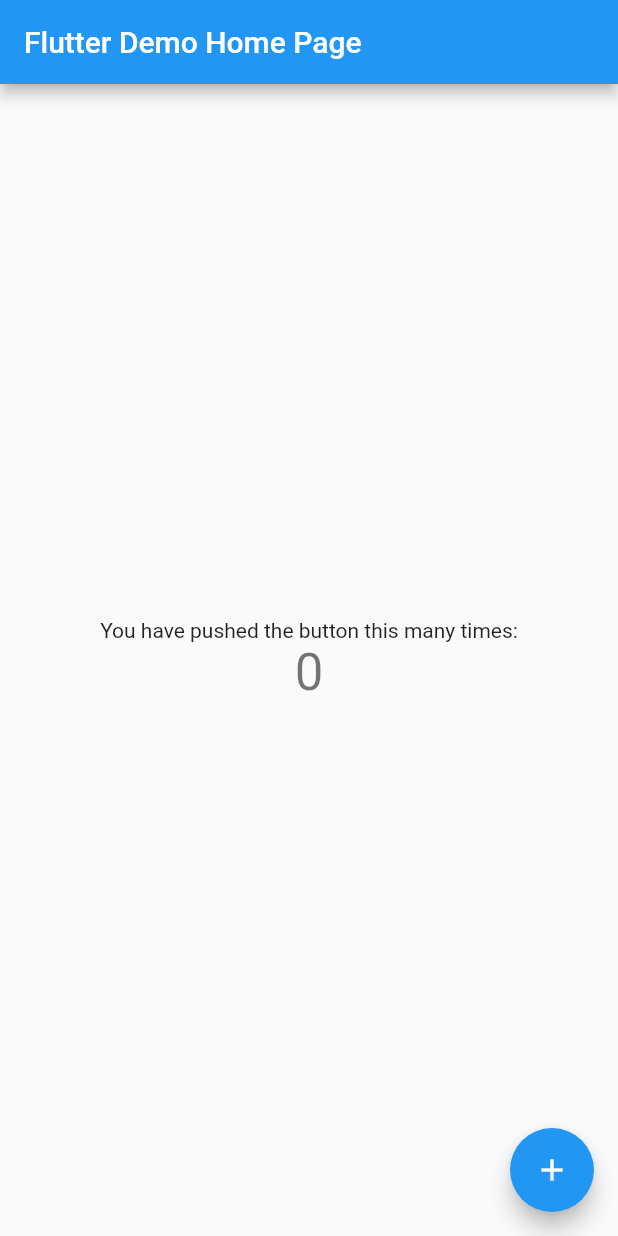
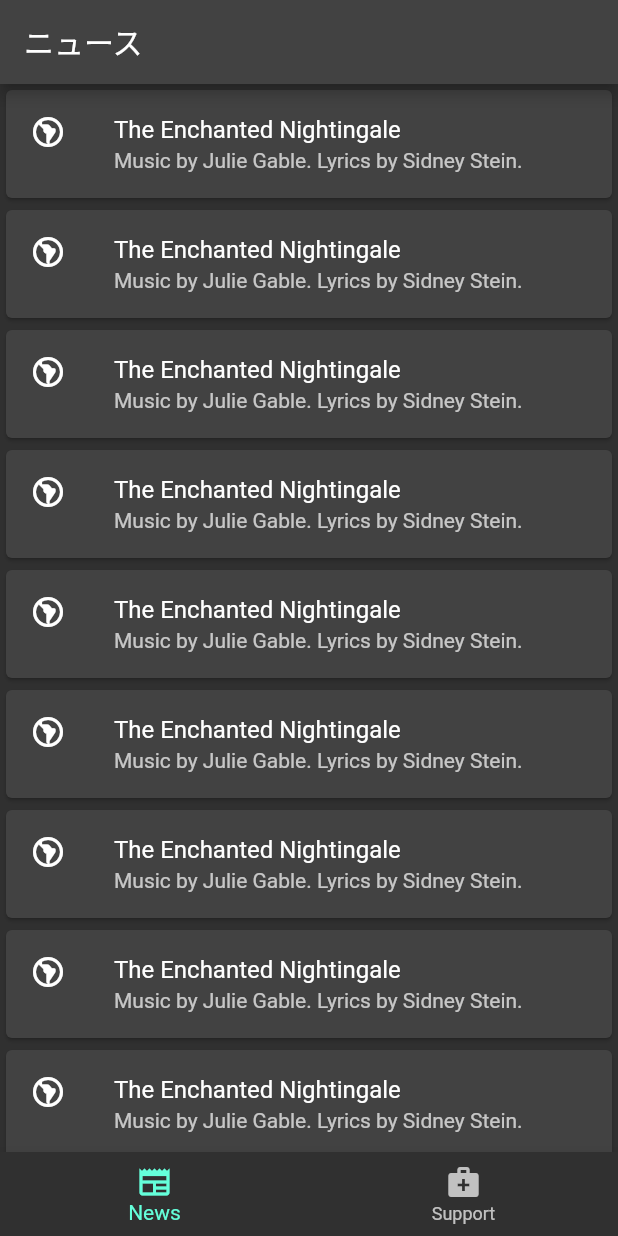
Before and after one commit to mafreud/ukraine_news, a Flutter app: the screen it shows after launch, on a phone screen of 412 x 824 dp. Run offline on Flutter 3.47's test engine with Material 2 defaults, Android fonts, the phone set to English and light mode, and no system bars; our stand-ins replace flutter_riverpod, settings_ui.

Commit message:
add basic uis

```diff
--- /dev/null
+++ b/lib/app/bottom_navigation_bar/bottom_navigation_bar_page.dart
@@ -0,0 +1,49 @@
+import 'package:flutter/material.dart';
+import 'package:ukraine_news/app/news/news_page.dart';
+
+import '../support/support_list_page.dart';
+
+class BottomNavigationBarPage extends StatefulWidget {
+  const BottomNavigationBarPage({Key? key}) : super(key: key);
+
+  @override
+  State<BottomNavigationBarPage> createState() =>
+      _BottomNavigationBarPageState();
+}
+
+class _BottomNavigationBarPageState extends State<BottomNavigationBarPage> {
+  int _selectedIndex = 0;
+  static const List<Widget> _widgetOptions = <Widget>[
+    NewsPage(),
+    SupportListPage(),
+  ];
+
+  void _onItemTapped(int index) {
+    setState(() {
+      _selectedIndex = index;
+    });
+  }
+
+  @override
+  Widget build(BuildContext context) {
+    return Scaffold(
+      body: Center(
+        child: _widgetOptions.elementAt(_selectedIndex),
+      ),
+      bottomNavigationBar: BottomNavigationBar(
+        items: const <BottomNavigationBarItem>[
+          BottomNavigationBarItem(
+            icon: Icon(Icons.newspaper),
+            label: 'News',
+          ),
+          BottomNavigationBarItem(
+            icon: Icon(Icons.medical_services),
+            label: 'Support',
+          ),
+        ],
+        currentIndex: _selectedIndex,
+        onTap: _onItemTapped,
+      ),
+    );
+  }
+}
--- /dev/null
+++ b/lib/app/news/news_page.dart
@@ -0,0 +1,29 @@
+import 'package:flutter/material.dart';
+
+import 'package:http/http.dart' as http;
+import "dart:convert";
+
+class NewsPage extends StatelessWidget {
+  const NewsPage({Key? key}) : super(key: key);
+
+  @override
+  Widget build(BuildContext context) {
+    return Scaffold(
+      appBar: AppBar(
+        title: Text('ニュース'),
+      ),
+      body: ListView.builder(
+        itemCount: 10,
+        itemBuilder: ((context, index) {
+          return const Card(
+            child: ListTile(
+              leading: Icon(Icons.south_america),
+              title: Text('The Enchanted Nightingale'),
+              subtitle: Text('Music by Julie Gable. Lyrics by Sidney Stein.'),
+            ),
+          );
+        }),
+      ),
+    );
+  }
+}
--- a/lib/main.dart
+++ b/lib/main.dart
@@ -1,8 +1,14 @@
 import 'package:flutter/material.dart';
 import 'package:flutter_riverpod/flutter_riverpod.dart';
 
+import 'app/bottom_navigation_bar/bottom_navigation_bar_page.dart';
+
 void main() {
-  runApp(const ProviderScope(child: MyApp()));
+  runApp(
+    const ProviderScope(
+      child: MyApp(),
+    ),
+  );
 }
 
 class MyApp extends StatelessWidget {
@@ -12,96 +18,11 @@
   @override
   Widget build(BuildContext context) {
     return MaterialApp(
-      title: 'Ukraine News',
-      theme: ThemeData(
-        primarySwatch: Colors.blue,
-      ),
-      home: const MyHomePage(title: 'Flutter Demo Home Page'),
-    );
+        title: 'Ukraine News',
+        theme: ThemeData(
+          brightness: Brightness.dark,
+          primaryColor: const Color(0xFF051367),
+        ),
+        home: const BottomNavigationBarPage());
   }
 }
-
-class MyHomePage extends StatefulWidget {
-  const MyHomePage({Key? key, required this.title}) : super(key: key);
-
-  // This widget is the home page of your application. It is stateful, meaning
-  // that it has a State object (defined below) that contains fields that affect
-  // how it looks.
-
-  // This class is the configuration for the state. It holds the values (in this
-  // case the title) provided by the parent (in this case the App widget) and
-  // used by the build method of the State. Fields in a Widget subclass are
-  // always marked "final".
-
-  final String title;
-
-  @override
-  State<MyHomePage> createState() => _MyHomePageState();
-}
-
-class _MyHomePageState extends State<MyHomePage> {
-  int _counter = 0;
-
-  void _incrementCounter() {
-    setState(() {
-      // This call to setState tells the Flutter framework that something has
-      // changed in this State, which causes it to rerun the build method below
-      // so that the display can reflect the updated values. If we changed
-      // _counter without calling setState(), then the build method would not be
-      // called again, and so nothing would appear to happen.
-      _counter++;
-    });
-  }
-
-  @override
-  Widget build(BuildContext context) {
-    // This method is rerun every time setState is called, for instance as done
-    // by the _incrementCounter method above.
-    //
-    // The Flutter framework has been optimized to make rerunning build methods
-    // fast, so that you can just rebuild anything that needs updating rather
-    // than having to individually change instances of widgets.
-    return Scaffold(
-      appBar: AppBar(
-        // Here we take the value from the MyHomePage object that was created by
-        // the App.build method, and use it to set our appbar title.
-        title: Text(widget.title),
-      ),
-      body: Center(
-        // Center is a layout widget. It takes a single child and positions it
-        // in the middle of the parent.
-        child: Column(
-          // Column is also a layout widget. It takes a list of children and
-          // arranges them vertically. By default, it sizes itself to fit its
-          // children horizontally, and tries to be as tall as its parent.
-          //
-          // Invoke "debug painting" (press "p" in the console, choose the
-          // "Toggle Debug Paint" action from the Flutter Inspector in Android
-          // Studio, or the "Toggle Debug Paint" command in Visual Studio Code)
-          // to see the wireframe for each widget.
-          //
-          // Column has various properties to control how it sizes itself and
-          // how it positions its children. Here we use mainAxisAlignment to
-          // center the children vertically; the main axis here is the vertical
-          // axis because Columns are vertical (the cross axis would be
-          // horizontal).
-          mainAxisAlignment: MainAxisAlignment.center,
-          children: <Widget>[
-            const Text(
-              'You have pushed the button this many times:',
-            ),
-            Text(
-              '$_counter',
-              style: Theme.of(context).textTheme.headline4,
-            ),
-          ],
-        ),
-      ),
-      floatingActionButton: FloatingActionButton(
-        onPressed: _incrementCounter,
-        tooltip: 'Increment',
-        child: const Icon(Icons.add),
-      ), // This trailing comma makes auto-formatting nicer for build methods.
-    );
-  }
-}
--- a/pubspec.yaml
+++ b/pubspec.yaml
@@ -20,6 +20,9 @@
   flutterfire_ui: ^0.3.6+1
   go_router: ^3.0.4
   hooks_riverpod: ^2.0.0-dev.4
+  http: ^0.13.4
+  settings_ui: ^2.0.2
+  webfeed: ^0.7.0
 
 dev_dependencies:
   flutter_lints: ^1.0.0
```
Also changed, not shown: lib/app/support/support_list_page.dart (added, +35 -0 lines), pubspec.lock, 5 other files.
